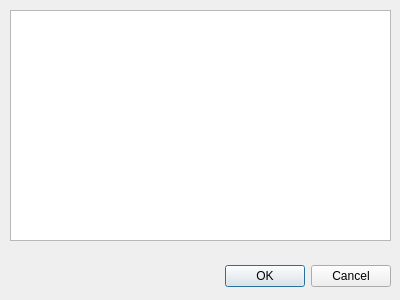
Above: Client/jeducation-v0.1/other_questions.ui from Avedik/Desktop-application-IEducation before the change. Below: the same form after it.
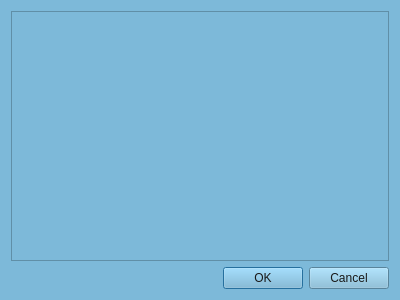
That is the form after the change.

Commit message: Отредактировал дизайн во всех окнах и добавил компоновку

```diff
--- a/Client/jeducation-v0.1/other_questions.ui
+++ b/Client/jeducation-v0.1/other_questions.ui
@@ -10,17 +10,32 @@
     <height>300</height>
    </rect>
   </property>
+  <property name="minimumSize">
+   <size>
+    <width>400</width>
+    <height>300</height>
+   </size>
+  </property>
   <property name="windowTitle">
    <string>Ответы остальных участников</string>
   </property>
+  <property name="styleSheet">
+   <string notr="true">background-color: rgb(125, 185, 217);</string>
+  </property>
+  <layout class="QVBoxLayout" name="verticalLayout">
+   <item>
+    <widget class="QTableWidget" name="answerTable"/>
+   </item>
+   <item>
   <widget class="QDialogButtonBox" name="buttonBox">
-   <property name="geometry">
-    <rect>
-     <x>50</x>
-     <y>260</y>
-     <width>341</width>
-     <height>32</height>
-    </rect>
+     <property name="font">
+      <font>
+       <family>Bahnschrift</family>
+       <pointsize>12</pointsize>
+      </font>
+     </property>
+     <property name="styleSheet">
+      <string notr="true">color: rgb(25, 25, 25);</string>
    </property>
    <property name="orientation">
     <enum>Qt::Horizontal</enum>
@@ -29,16 +44,8 @@
     <set>QDialogButtonBox::Cancel|QDialogButtonBox::Ok</set>
    </property>
   </widget>
-  <widget class="QTableWidget" name="answerTable">
-   <property name="geometry">
-    <rect>
-     <x>10</x>
-     <y>10</y>
-     <width>381</width>
-     <height>231</height>
-    </rect>
-   </property>
-  </widget>
+   </item>
+  </layout>
  </widget>
  <resources/>
  <connections>
```
Lines whose indentation alone changed are shown as unchanged. The commit also changes 6 other files.
